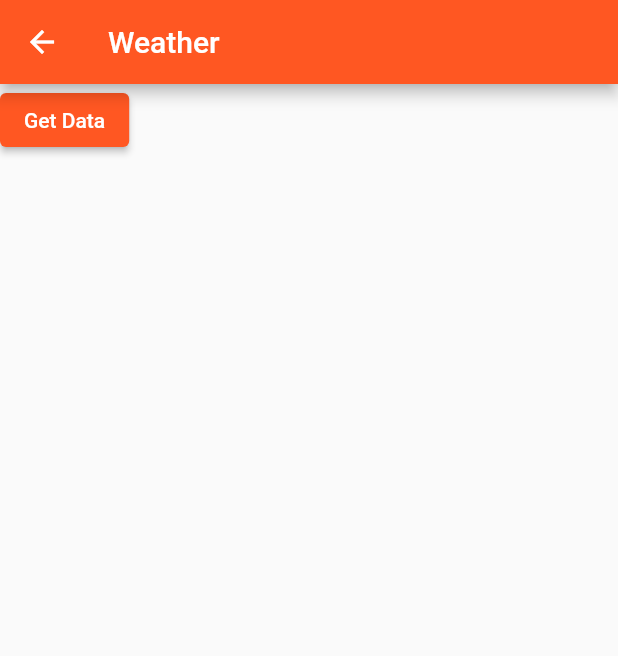
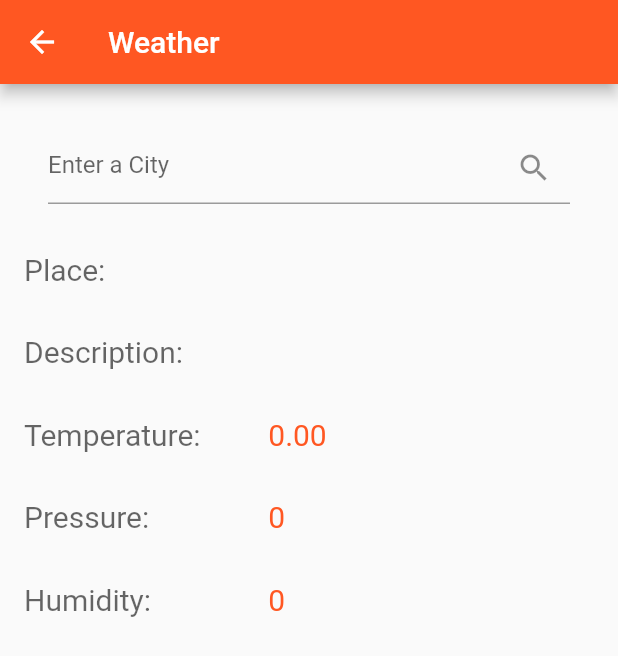
Before and after one commit to HamdaanAliQuatil/flutter-utility-apps, a Flutter app: the WeatherScreen screen opened by its route, on a phone screen of 412 x 824 dp. Shown: the top 656 px of the screen. Run offline on Flutter 3.47's test engine with Material 2 defaults, Android fonts, the light colour scheme and no system bars; our stand-ins replace google_nav_bar.

Commit message:
refactor: improve ui of weather screen

```diff
--- a/lib/data/weather.dart
+++ b/lib/data/weather.dart
@@ -13,8 +13,8 @@ class Weather {
     // this.temperature = (weatherMap['main']['temp'] * (9/5) - 459.67) ?? 0;
     this.temperature = (weatherMap['main']['temp'] - 273.15) ?? 0;
     this.perceived = (weatherMap['main']['feels_like'] - 273.15) ?? 0;
-    this.perceived = (weatherMap['main']['pressure']) ?? 0;
-    this.perceived = (weatherMap['main']['humidity']) ?? 0;
+    this.pressure = (weatherMap['main']['pressure']) ?? 0;
+    this.humidity = (weatherMap['main']['humidity']) ?? 0;
     this.description = weatherMap['weather'][0]['main'] ?? '';
 
 
--- a/lib/screens/weather_screen.dart
+++ b/lib/screens/weather_screen.dart
@@ -12,26 +12,68 @@ class WeatherScreen extends StatefulWidget {
 }
 
 class _WeatherScreenState extends State<WeatherScreen> {
+  final TextEditingController txtPlace = TextEditingController();
   Weather result = Weather('', '', 0, 0, 0, 0);
   @override
   Widget build(BuildContext context) {
     return Scaffold(
       appBar: AppBar(title: Text('Weather'),),
-      body: Column(children: [
-        ElevatedButton(child: Text('Get Data'),
-        onPressed: getData,
-        ),
-        Text(result.name),
-      ],
+      body: Padding(padding: EdgeInsets.all(16),
+            child: ListView(
+              children: [
+                Padding(
+                  padding: EdgeInsets.all(16),
+                  child: TextField(
+                    controller: txtPlace,
+                    decoration: InputDecoration(
+                      hintText: 'Enter a City',
+                      suffixIcon: IconButton(
+                        icon: Icon(Icons.search),
+                        onPressed: getData,
+                      ),
+                    ),
+                  ),
+                ),
+              weatherRow('Place: ', result.name),
+              weatherRow('Description:', result.description),
+              weatherRow('Temperature: ', result.temperature.toStringAsFixed(2)),
+              weatherRow('Pressure: ', result.pressure.toString()),
+              weatherRow('Humidity: ', result.humidity.toString()),
+              ],
+            ),
       ),
     );
   }
 
   Future getData() async{
     HttpHelper helper = HttpHelper();
-    result = await helper.getWeather('Delhi');
+    result = await helper.getWeather(txtPlace.text);
     setState(() {
     });
   }
 
+  Widget weatherRow(String label, String value){
+    Widget row = Padding(
+      padding: EdgeInsets.symmetric(vertical: 16),
+      child: Row(children: [
+             Expanded(flex: 3,
+                      child: Text(label,
+                                  style: TextStyle(fontSize: 20,
+                                                   color: Theme.of(context).hintColor,
+                                  ),
+                             ),
+             ),
+             Expanded(flex: 4,
+                      child: Text(value,
+                                  style: TextStyle(fontSize: 20,
+                                                   color: Theme.of(context).primaryColor,
+                                  ),
+                             ),
+             ),
+      ]),
+    );
+  return row;
+  }
+
+
 }
```
